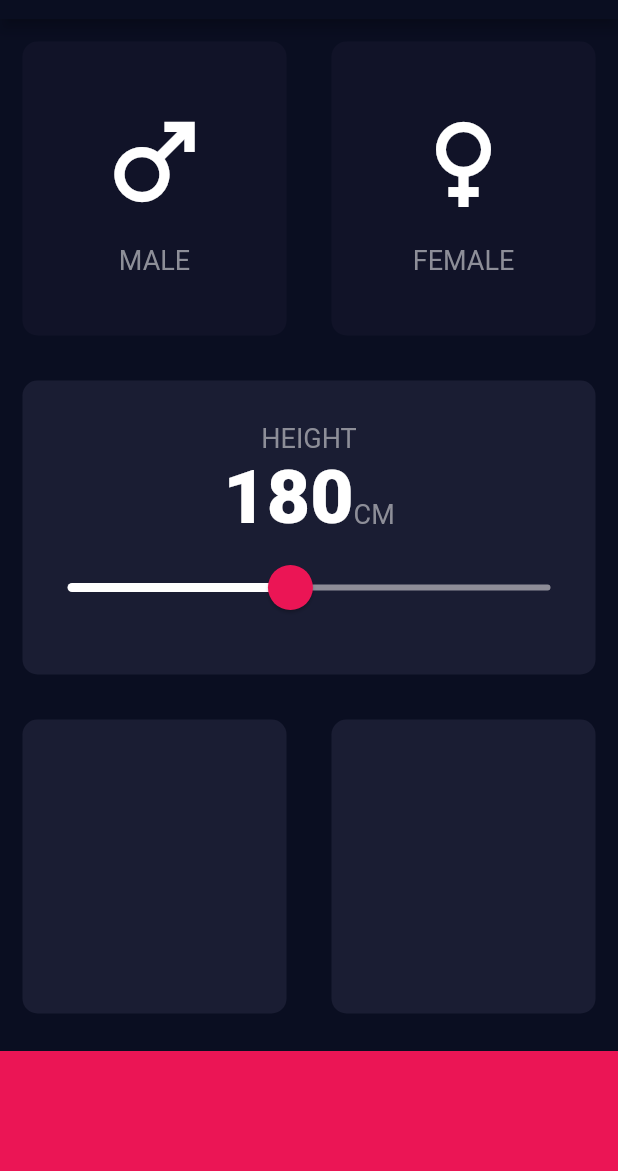
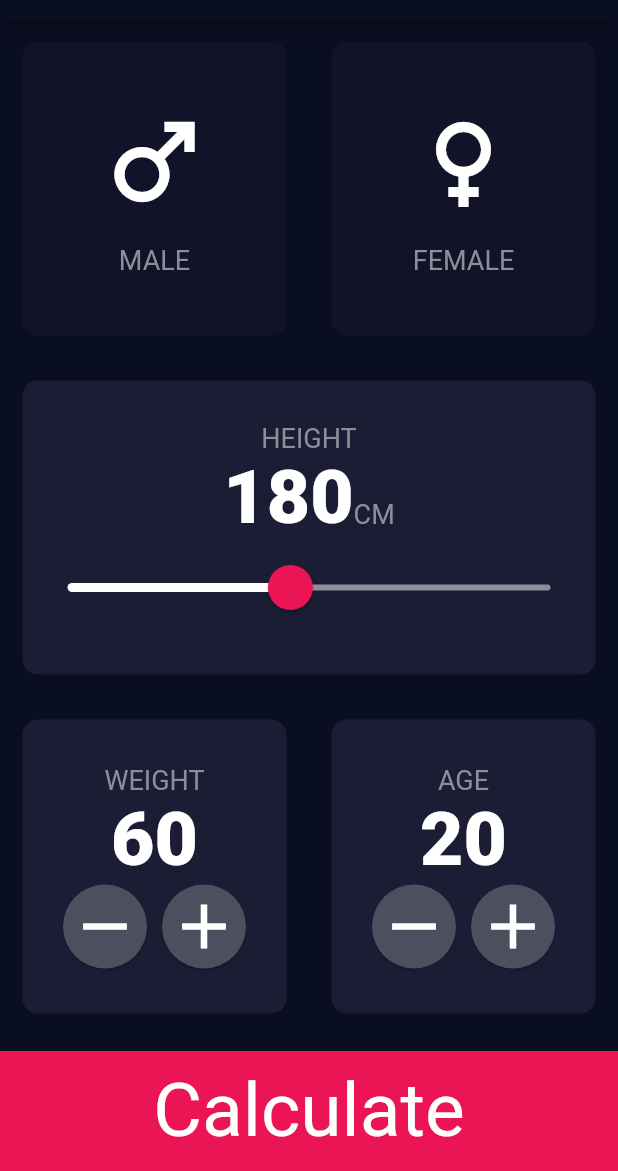
Before and after one commit to aawwad172/bmi_calculator_flutter, a Flutter app: the screen it shows after launch, on a phone screen of 412 x 824 dp, the part 65-1236 px from its top. Run offline on Flutter 3.47's test engine with Material 2 defaults, Android fonts, the phone set to English and light mode, and no system bars.

Commit message:
Completing the input_page, and adding the result_page

```diff
--- a/lib/input_page.dart
+++ b/lib/input_page.dart
@@ -4,6 +4,8 @@ import 'package:bmi_calculator_flutter/card_content.dart';
 import 'package:bmi_calculator_flutter/reusable_card.dart';
 import 'package:flutter/material.dart';
 import 'constants.dart';
+import 'rounded_icon_button.dart';
+import 'result_page.dart';
 
 class InputPage extends StatefulWidget {
   const InputPage({super.key});
@@ -15,7 +17,33 @@ class InputPage extends StatefulWidget {
 class _InputPageState extends State<InputPage> {
   Gender? selectedGender;
 
-  int heightOfTheUser = 180;
+  int heightOfUser = 180;
+  int weightOfUser = 60;
+  int ageOfUser = 20;
+
+  void addWeight() {
+    setState(() {
+      weightOfUser++;
+    });
+  }
+
+  void addAge() {
+    setState(() {
+      ageOfUser++;
+    });
+  }
+
+  void subtractWeight() {
+    setState(() {
+      weightOfUser--;
+    });
+  }
+
+  void subtractAge() {
+    setState(() {
+      ageOfUser--;
+    });
+  }
 
   @override
   Widget build(BuildContext context) {
@@ -82,7 +110,7 @@ class _InputPageState extends State<InputPage> {
                     textBaseline: TextBaseline.alphabetic,
                     children: [
                       Text(
-                        heightOfTheUser.toString(),
+                        heightOfUser.toString(),
                         style: kNumbersTextStyle,
                       ),
                       const Text(
@@ -93,7 +121,9 @@ class _InputPageState extends State<InputPage> {
                   ),
                   SliderTheme(
                     data: SliderTheme.of(context).copyWith(
+                      inactiveTrackColor: const Color(0xFF8D8E98),
                       thumbColor: const Color(0xFFEB1555),
+                      overlayColor: const Color(0x29EB1555),
                       thumbShape: const RoundSliderThumbShape(
                         enabledThumbRadius: 15.0,
                       ),
@@ -104,11 +134,11 @@ class _InputPageState extends State<InputPage> {
                     child: Slider(
                       onChanged: (value) {
                         setState(() {
-                          heightOfTheUser = value.round();
+                          heightOfUser = value.round();
                           // log(value.toString());
                         });
                       },
-                      value: heightOfTheUser.toDouble(),
+                      value: heightOfUser.toDouble(),
                       inactiveColor: const Color(0xFF8E8D98),
                       min: 120.0,
                       max: 250.0,
@@ -118,23 +148,92 @@ class _InputPageState extends State<InputPage> {
               ),
             ),
           ),
-          const Expanded(
+          Expanded(
             child: Row(
               children: [
                 Expanded(
-                  child: ReusableCard(color: kActiveCardsColor),
+                  child: ReusableCard(
+                    color: kActiveCardsColor,
+                    cardChild: Column(
+                      mainAxisAlignment: MainAxisAlignment.center,
+                      children: [
+                        const Text(
+                          'WEIGHT',
+                          style: kLabelTextStyle,
+                        ),
+                        Text(
+                          weightOfUser.toString(),
+                          style: kNumbersTextStyle,
+                        ),
+                        Row(
+                          mainAxisAlignment: MainAxisAlignment.center,
+                          textDirection: TextDirection.rtl,
+                          children: [
+                            RoundIconButton(
+                              icon: Icons.add,
+                              onPress: addWeight,
+                            ),
+                            const SizedBox(width: 10.0),
+                            RoundIconButton(
+                              icon: Icons.remove,
+                              onPress: subtractWeight,
+                            ),
+                          ],
+                        )
+                      ],
+                    ),
+                  ),
                 ),
                 Expanded(
-                  child: ReusableCard(color: kActiveCardsColor),
+                  child: ReusableCard(
+                    color: kActiveCardsColor,
+                    cardChild: Column(
+                      mainAxisAlignment: MainAxisAlignment.center,
+                      children: [
+                        const Text('AGE', style: kLabelTextStyle),
+                        Text(
+                          ageOfUser.toString(),
+                          style: kNumbersTextStyle,
+                        ),
+                        Row(
+                          mainAxisAlignment: MainAxisAlignment.center,
+                          textDirection: TextDirection.rtl,
+                          children: [
+                            RoundIconButton(
+                              icon: Icons.add,
+                              onPress: addAge,
+                            ),
+                            const SizedBox(width: 10.0),
+                            RoundIconButton(
+                              icon: Icons.remove,
+                              onPress: subtractAge,
+                            ),
+                          ],
+                        ),
+                      ],
+                    ),
+                  ),
                 ),
               ],
             ),
           ),
-          Container(
-            color: kButtonContainerColor,
-            margin: const EdgeInsets.only(top: 10.0),
-            width: double.infinity,
-            height: kButtonContainerHeight,
+          GestureDetector(
+            child: Container(
+              color: kButtonContainerColor,
+              margin: const EdgeInsets.only(top: 10.0),
+              width: double.infinity,
+              height: kButtonContainerHeight,
+              child: Center(
+                child: Text(
+                  'Calculate',
+                  style: kLabelTextStyle.copyWith(
+                      fontSize: 50, color: Colors.white),
+                ),
+              ),
+            ),
+            onTap: () {
+              Navigator.pushNamed(context, 'Result Page');
+            },
           ),
         ],
       ),
--- a/lib/main.dart
+++ b/lib/main.dart
@@ -1,22 +1,28 @@
 import 'package:flutter/material.dart';
+import 'input_page.dart';
+import 'result_page.dart';
 
-import 'input_page.dart';
-
-void main() => runApp(BMICalculator());
+void main() => runApp(const BMICalculator());
 
 class BMICalculator extends StatelessWidget {
+  const BMICalculator({super.key});
+
   @override
   Widget build(BuildContext context) {
     return SafeArea(
       top: true,
       child: MaterialApp(
+        initialRoute: 'Input Page',
+        routes: {
+          'Input Page': (context) => const InputPage(),
+          'Result Page': (context) => const ResultPage(),
+        },
         theme: ThemeData.dark().copyWith(
           appBarTheme: const AppBarTheme(
             color: Color(0xFF0A0E21),
           ),
           scaffoldBackgroundColor: const Color(0xFF0A0E21),
         ),
-        home: InputPage(),
       ),
     );
   }
--- /dev/null
+++ b/lib/result_page.dart
@@ -0,0 +1,15 @@
+import 'package:flutter/material.dart';
+
+class ResultPage extends StatelessWidget {
+  const ResultPage({super.key});
+
+  @override
+  Widget build(BuildContext context) {
+    return Scaffold(
+      appBar: AppBar(
+        title: const Text('BMI CALCULATOR'),
+      ),
+      body: const Text('Hello World'),
+    );
+  }
+}
--- /dev/null
+++ b/lib/rounded_icon_button.dart
@@ -0,0 +1,27 @@
+import 'package:flutter/material.dart';
+
+class RoundIconButton extends StatelessWidget {
+  const RoundIconButton({super.key, required this.icon, required this.onPress});
+
+  final IconData icon;
+  final VoidCallback onPress;
+  @override
+  Widget build(BuildContext context) {
+    return RawMaterialButton(
+      onPressed: onPress,
+      shape: const CircleBorder(),
+      fillColor: const Color(0xFF4C4F5E),
+      elevation: 0.6,
+      disabledElevation: 0.6,
+      constraints: const BoxConstraints.tightFor(
+        width: 56.0,
+        height: 56.0,
+      ),
+      child: Icon(
+        icon,
+        size: 50,
+        weight: 900.0,
+      ),
+    );
+  }
+}
```
